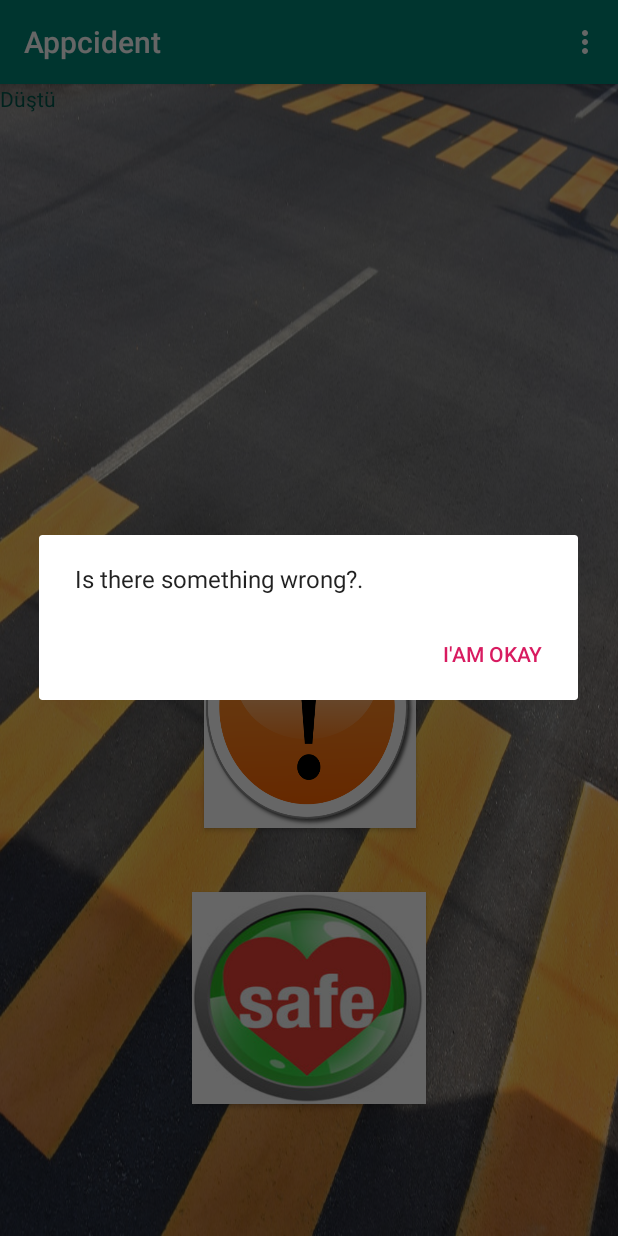
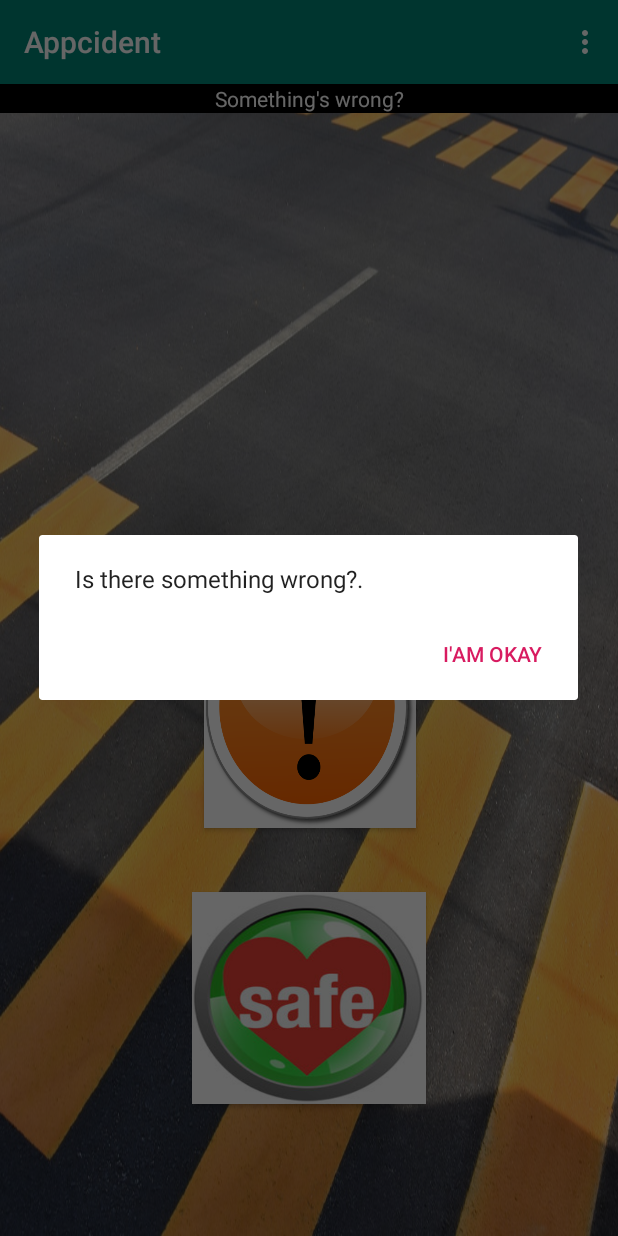
Before and after one commit to hayridurmaz/Appcident, an Android app: the SensorActivity screen opened directly, with no data from a screen before it, after a tap on an icon or button, on a phone screen of 412 x 824 dp. Run offline under Robolectric (Android 15) with nearby library versions, the light colour scheme and no system bars; our stand-ins replace Firebase (no records; nobody signed in at launch, a user with empty details on screens opened directly); 2 statements that could not run were skipped.

Commit message:
UI improvements

```diff
--- a/app/src/main/java/tr/edu/tedu/appcident/SensorActivity.java
+++ b/app/src/main/java/tr/edu/tedu/appcident/SensorActivity.java
@@ -681,7 +681,7 @@ public class SensorActivity extends AppCompatActivity implements SensorEventList
         */
         if (!isEmergancyMode) {
             isEmergancyMode = true;
-            textt.setText("Düştü");
+            textt.setText("Something's wrong?");
             AlertDialog.Builder builder1 = new AlertDialog.Builder(SensorActivity.this);
             builder1.setMessage("Is there something wrong?.");
             builder1.setCancelable(false);
@@ -697,6 +697,7 @@ public class SensorActivity extends AppCompatActivity implements SensorEventList
                     new DialogInterface.OnClickListener() {
                         public void onClick(DialogInterface dialog, int id) {
                             dialog.cancel();
+                            textt.setText("Everything's okay!");
                             shouldGoIntoEmergencyMode = false;
                             r.stop();
                         }
--- a/app/src/main/res/layout/activity_sensor.xml
+++ b/app/src/main/res/layout/activity_sensor.xml
@@ -4,17 +4,19 @@
     xmlns:tools="http://schemas.android.com/tools"
     android:layout_width="match_parent"
     android:layout_height="match_parent"
-    android:background="@drawable/app_background_1">
+    android:background="@drawable/app_background_1"
+    android:layout_gravity="center">
 
 
 
     <TextView
         android:id="@+id/label_light"
-        android:layout_width="wrap_content"
+        android:layout_width="match_parent"
         android:layout_height="wrap_content"
-        android:text=""
-        android:textColor="@color/colorPrimaryDark"
-        app:layout_constraintStart_toStartOf="parent"
+        android:text="@string/everything_s_okay"
+        android:background="@android:color/black"
+        android:gravity="center"
+        android:textColor="@android:color/white"
         app:layout_constraintTop_toTopOf="parent" />
 
 
--- a/app/src/main/res/values/strings.xml
+++ b/app/src/main/res/values/strings.xml
@@ -8,4 +8,5 @@
     <string name="phone_number">Phone Number</string>
     <string name="submit">SAVE</string>
     <string name="these_phone_numbers_will_be_called_when_the_appcident_decide_you_re_in_danger">**These phone numbers will be called when the Appcident decide you\'re in danger.</string>
+    <string name="everything_s_okay">Everything\'s okay!</string>
 </resources>
```
